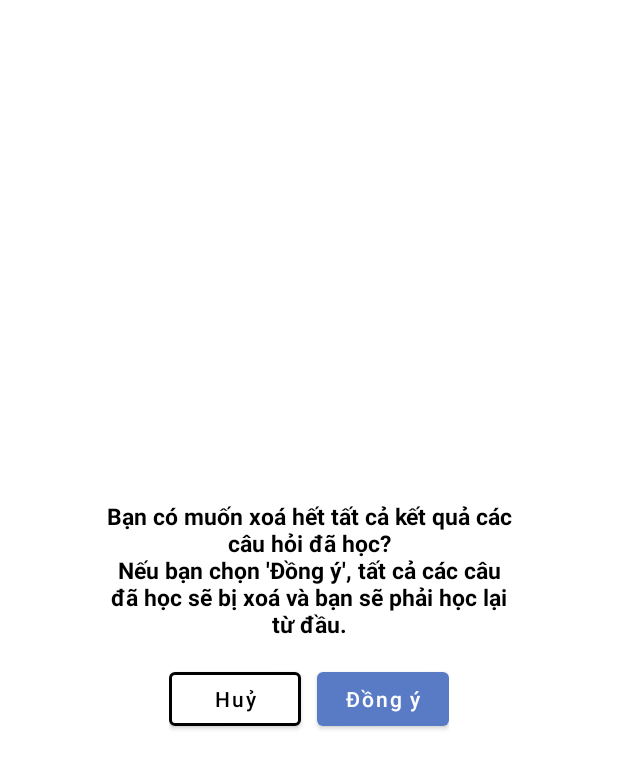
After one commit to chumeodiHERE/On-thi-GPLX, an Android app: the layout alert_dialog_reset_progess_learning.xml on its own in the app's theme, with its tools: preview values and no code run, on a phone screen of 412 x 824 dp. The commit adds this screen. Shown: the top 769 px of the screen. Run offline under Robolectric (Android 15) with nearby library versions, the phone set to English and light mode, and no system bars.

Commit message:
Updated the feature to reset the learning process

```diff
--- /dev/null
+++ b/app/src/main/res/drawable/baseline_delete_sweep_24.xml
@@ -0,0 +1,5 @@
+<vector android:height="24dp" android:tint="#FFFFFF"
+    android:viewportHeight="24" android:viewportWidth="24"
+    android:width="24dp" xmlns:android="http://schemas.android.com/apk/res/android">
+    <path android:fillColor="@android:color/white" android:pathData="M15,16h4v2h-4zM15,8h7v2h-7zM15,12h6v2h-6zM3,18c0,1.1 0.9,2 2,2h6c1.1,0 2,-0.9 2,-2L13,8L3,8v10zM14,5h-3l-1,-1L6,4L5,5L2,5v2h12z"/>
+</vector>
--- a/app/src/main/res/layout/activity_topics.xml
+++ b/app/src/main/res/layout/activity_topics.xml
@@ -10,6 +10,7 @@
         android:layout_gravity="center"
         android:layout_width="200dp"
         android:layout_marginTop="50dp"
+        android:paddingVertical="10dp"
         android:layout_height="wrap_content"/>
     <TextView
         android:id="@+id/textview_high_score"
--- /dev/null
+++ b/app/src/main/res/layout/alert_dialog_reset_progess_learning.xml
@@ -0,0 +1,52 @@
+<?xml version="1.0" encoding="utf-8"?>
+<LinearLayout xmlns:android="http://schemas.android.com/apk/res/android"
+    xmlns:app="http://schemas.android.com/apk/res-auto"
+    xmlns:tools="http://schemas.android.com/tools"
+    android:orientation="vertical"
+    android:layout_width="match_parent"
+    android:layout_height="match_parent"
+    android:layout_gravity="center"
+    android:gravity="center"
+    android:paddingHorizontal="40dp"
+    android:paddingVertical="20dp"
+    android:background="@drawable/background_list_item"
+    android:layout_marginHorizontal="30dp">
+
+    <TextView
+        android:layout_width="wrap_content"
+        android:layout_height="wrap_content"
+        android:textAlignment="center"
+        android:text="Bạn có muốn xoá hết tất cả kết quả các câu hỏi đã học?\nNếu bạn chọn 'Đồng ý', tất cả các câu đã học sẽ bị xoá và bạn sẽ phải học lại từ đầu."
+        android:textSize="15sp"
+        android:textStyle="bold"
+        android:textColor="@color/black" />
+
+    <LinearLayout
+        android:layout_width="wrap_content"
+        android:layout_height="wrap_content"
+        android:orientation="horizontal"
+        android:layout_marginTop="15dp">
+
+        <Button
+            android:id="@+id/btn_dismiss"
+            android:layout_width="wrap_content"
+            android:layout_height="wrap_content"
+            android:layout_weight="1"
+            android:layout_marginEnd="5dp"
+            android:textAllCaps="false"
+            android:textColor="@color/black"
+            android:backgroundTint="@color/white"
+            app:strokeColor="@color/black"
+            app:strokeWidth="2dp"
+            android:text="Huỷ"/>
+
+        <Button
+            android:id="@+id/btn_allow_reset"
+            android:layout_width="wrap_content"
+            android:layout_height="wrap_content"
+            android:layout_weight="1"
+            android:layout_marginStart="5dp"
+            android:textAllCaps="false"
+            android:text="Đồng ý" />
+    </LinearLayout>
+</LinearLayout>
--- a/app/src/main/res/layout/layout_row_chon_loai_bang.xml
+++ b/app/src/main/res/layout/layout_row_chon_loai_bang.xml
@@ -17,7 +17,7 @@
         android:orientation="horizontal"
         android:weightSum="2"
         android:paddingHorizontal="5dp"
-        android:paddingVertical="10dp">
+        android:paddingVertical="15dp">
 
         <TextView
             android:id="@+id/txtViewTenBang"
```
Also changed, not shown: app/src/main/java/com/hltstudio/on_thi_gplx/activity/HocLyThuyetActivity.java (+81 -5 lines), app/src/main/java/com/hltstudio/on_thi_gplx/activity/TopicsActivity.java (+27 -14 lines), app/src/main/java/com/hltstudio/on_thi_gplx/model/Meo.java (+8 -4 lines), app/src/main/java/com/hltstudio/on_thi_gplx/utilities/DbHelper.java (+10 -5 lines), app/src/main/res/menu/option_menu_hoc_ly_thuyet.xml (added, +9 -0 lines), app/src/main/res/layout/alert_dialog_thi_info_layout.xml (renamed from app/src/main/res/layout/custom_thi_info_layout.xml).
